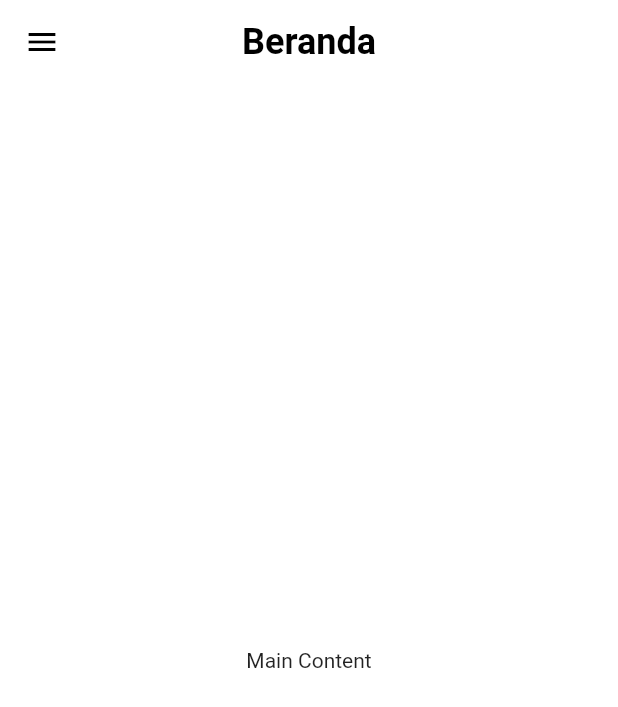
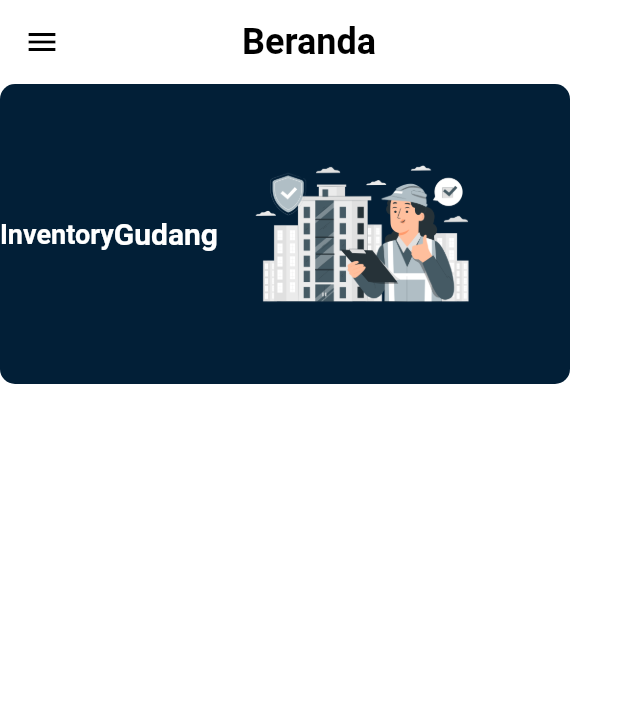
Before and after one commit to alfydije/Si_Gud-mobile, a Flutter app: the Home screen opened by its route, on a phone screen of 412 x 824 dp. Shown: the top 707 px of the screen. Run offline on Flutter 3.47's test engine with Material 2 defaults, Android fonts, the phone set to English and light mode, and no system bars.

Commit message:
menambahkan beranda

```diff
--- a/lib/branda_screen.dart
+++ b/lib/branda_screen.dart
@@ -126,9 +126,44 @@ class _HomeState extends State<Home> {
           ),
         ),
       ),
-      body: Center(
-        child: Text("Main Content"),
+    body: Container(
+  width: 380,
+  height: 200,
+  decoration: BoxDecoration(
+    color: Color.fromARGB(255, 2, 31, 55),
+    borderRadius: BorderRadius.circular(10),
+  ),
+  child: Row(
+    mainAxisAlignment: MainAxisAlignment.start,
+    children: [
+      Text(
+        'Inventory',
+        style: TextStyle(
+          fontSize: 18.0,
+          fontWeight: FontWeight.bold,
+          color: Colors.white,
+        ),
+        textAlign: TextAlign.start,
       ),
+      Text(
+        'Gudang',
+        style: TextStyle(
+          fontSize: 20.0,
+          fontWeight: FontWeight.bold,
+          color: Colors.white,
+        ),
+        textAlign: TextAlign.start,
+      ),
+      Transform.scale(
+        scale: 0.8,
+        child: Image.asset('assets/home.png'),
+      ),
+    ],
+  ),
+
+),
+
+
     );
   }
 }
--- a/pubspec.yaml
+++ b/pubspec.yaml
@@ -71,6 +71,7 @@ flutter:
     - assets/sigud.png
     - assets/login.png
     - assets/onboarding.png
+    - assets/home.png
   #   - images/a_dot_ham.jpeg
 
   # An image asset can refer to one or more resolution-specific "variants", see
```
Also changed, not shown: assets/home.png (added).
